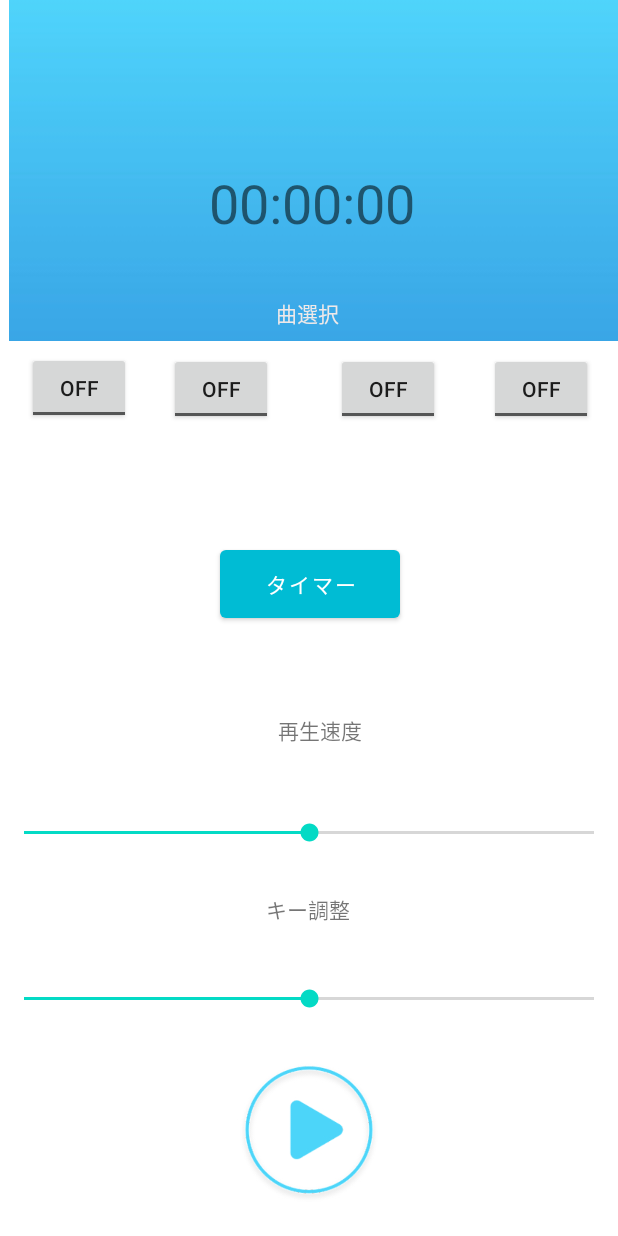
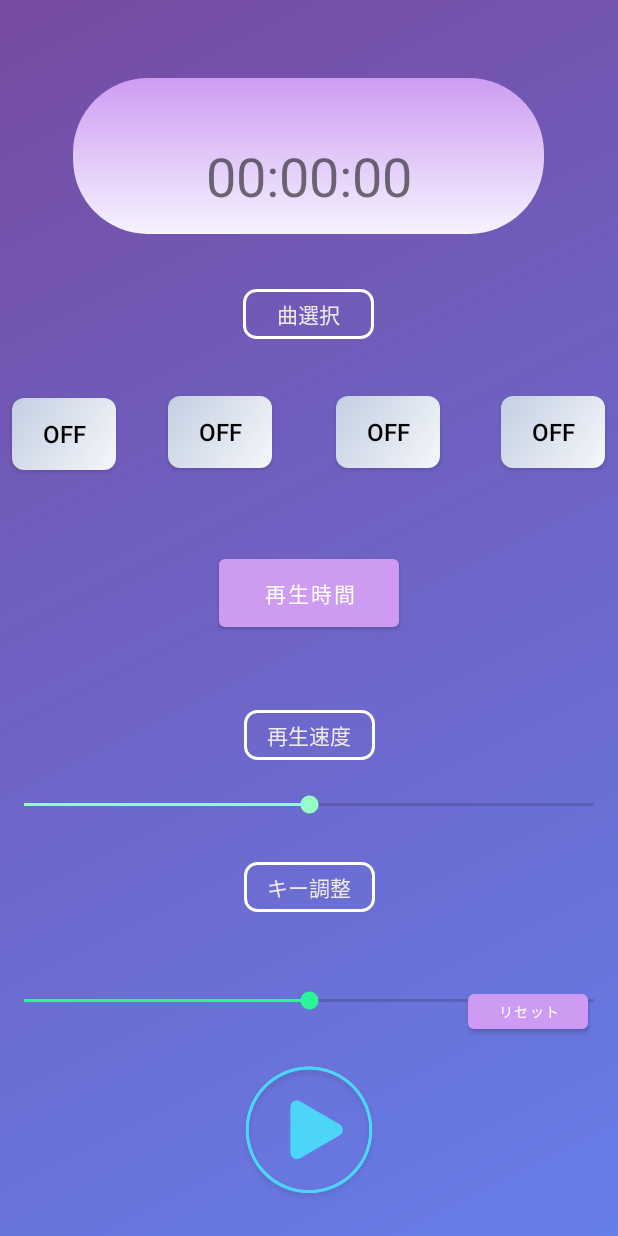
Before and after one commit to otake-code/Music-application, an Android app: the screen it shows after launch (MainActivity), on a phone screen of 412 x 824 dp. Run offline under Robolectric (Android 15) with nearby library versions, the phone set to English and light mode, and no system bars.

Commit message:
7月29日のプッシュ

```diff
--- /dev/null
+++ b/app/src/main/java/com/example/musicapplication/CustomToggleButton.java
@@ -0,0 +1,62 @@
+package com.example.musicapplication;
+
+import android.content.Context;
+import android.content.res.TypedArray;
+import android.graphics.Typeface;
+import android.util.AttributeSet;
+import androidx.appcompat.widget.AppCompatToggleButton;
+
+public class CustomToggleButton extends AppCompatToggleButton {
+    private int textColorOn;
+    private int textColorOff;
+
+    public CustomToggleButton(Context context) {
+        super(context);
+        init();
+    }
+
+    public CustomToggleButton(Context context, AttributeSet attrs) {
+        super(context, attrs);
+        init();
+    }
+
+    public CustomToggleButton(Context context, AttributeSet attrs, int defStyleAttr) {
+        super(context, attrs, defStyleAttr);
+        //形を決める
+        setBackgroundResource(R.drawable.shape_sample); // セレクターを設定
+        init();
+    }
+
+    private void init() {
+        // スタイルを設定
+        textColorOn = getResources().getColor(R.color.black);
+        textColorOff = getResources().getColor(R.color.black);
+        setTextOn("1");
+        setTextOff("1");
+        setTextSize(16); // 適切なテキストサイズを設定してください
+        setTextStyle(isChecked()); // 初期状態によってテキストスタイルを設定
+
+        setTextColor(isChecked() ? textColorOn : textColorOff); // 初期状態によってテキスト色を設定
+    }
+
+    @Override
+    public void setChecked(boolean checked) {
+        super.setChecked(checked);
+        setTextStyle(checked);
+        setTextColor(checked ? textColorOn : textColorOff);
+    }
+
+    private void setTextStyle(boolean checked) {
+        if (checked) {
+            // 太字
+            setTypeface(getTypeface(), Typeface.NORMAL);
+            //背景を作る
+            setBackgroundResource(R.drawable.gradation_black); // セレクターを設定
+        } else {
+            // 通常のテキストスタイル
+            setTypeface(getTypeface(), Typeface.NORMAL);
+            //背景を作る
+            setBackgroundResource(R.drawable.gradation_white); // セレクターを設定
+        }
+    }
+}
--- a/app/src/main/java/com/example/musicapplication/MainActivity.java
+++ b/app/src/main/java/com/example/musicapplication/MainActivity.java
@@ -6,6 +6,7 @@ import android.content.Intent;
 import android.media.MediaPlayer;
 import android.os.Bundle;
 import android.os.CountDownTimer;
+import android.os.Handler;
 import android.view.View;
 import android.widget.Button;
 import android.widget.CompoundButton;
@@ -29,19 +30,17 @@ public class MainActivity extends AppCompatActivity {
     private TextView timerTextView;
     private CountDownTimer timer; // timerを宣言
     private static final int REQUEST_CODE_TIMER_SETTING = 1;
-    private long timerDuration = 60000; // デフォルトのタイマー時間（1分）
+    private long timerDuration = 0; // デフォルトのタイマー時間（1分）
     private long timeLeftInMillis = 0;
     private View graphView; // 棒グラフを表示するView
+    private Handler handler = new Handler();
+    private Runnable timerRunnable;
 
     @Override
     protected void onCreate(Bundle savedInstanceState) {
         super.onCreate(savedInstanceState);
         setContentView(R.layout.activity_main);
 
-        /*Button btn1 = findViewById(R.id.button1);
-        Button btn2 = findViewById(R.id.button2);
-        Button btn3 = findViewById(R.id.button3);
-        Button btn4 = findViewById(R.id.button4);*/
         toggleButton1 = findViewById(R.id.togglebutton1);
         toggleButton2 = findViewById(R.id.togglebutton2);
         toggleButton3 = findViewById(R.id.togglebutton3);
@@ -49,10 +48,12 @@ public class MainActivity extends AppCompatActivity {
         button_play = findViewById(R.id.play_button);
         speedSeekBar = findViewById(R.id.speedSeekBar);
         pitchSeekBar = findViewById(R.id.pitchSeekBar);
+        // リセットボタンを取得
+        Button resetButton = findViewById(R.id.reset_button);
 
         timerButton =findViewById(R.id.btn_open_timer_setting);
-        //graphView = findViewById(R.id.graph_view);
 
+        //トグルボタンのテキスト
         toggleButton1.setTextOn("1");
         toggleButton1.setTextOff("1");
         toggleButton2.setTextOn("2");
@@ -62,8 +63,7 @@ public class MainActivity extends AppCompatActivity {
         toggleButton4.setTextOn("4");
         toggleButton4.setTextOff("4");
 
-
-
+        //トグルボタンの設定
         toggleButton1.setOnCheckedChangeListener((buttonView, isChecked) -> {
             if (isChecked) {
                 mediaPlayer = MediaPlayer.create(MainActivity.this, R.raw.music);
@@ -97,9 +97,25 @@ public class MainActivity extends AppCompatActivity {
             } else {}
         });
 
+        // リセットボタンのクリックリスナーを設定
+        resetButton.setOnClickListener(new View.OnClickListener() {
+            @Override
+            public void onClick(View v) {
+                // タイマーをキャンセル
+                if (timer != null) {
+                    timer.cancel();
+                }
 
+                // SeekBarの初期値を設定
+                speedSeekBar.setProgress(100);
+                pitchSeekBar.setProgress(100);
 
+                // タイマー表示を更新
+                updateTimerText(timerDuration);
+            }
+        });
 
+        //　再生ボタンの設定
         button_play.setOnClickListener(new View.OnClickListener() {
             @Override
             public void onClick(View view) {
@@ -124,7 +140,6 @@ public class MainActivity extends AppCompatActivity {
                             mediaPlayer.seekTo(0);
                         }
                         mediaPlayer.start();
-                        //button_play.setText("STOP");
                         // ボタンの背景画像を変更
                         button_play.setBackgroundResource(R.drawable.stop); // play.jpegの画像を設定
                         // タイマーを設定して開始
@@ -132,9 +147,9 @@ public class MainActivity extends AppCompatActivity {
                             timer.cancel();
                         }
                         //timerDuration = 60000; // タイマーの時間をミリ秒単位で設定（ここでは1分）
+                        if (timerDuration > 0) {
                             startTimer(timerDuration);
-
-                        //showGraph(); // 再生開始時に棒グラフを表示する
+                        }
                     }
                 }
             }
@@ -146,7 +161,7 @@ public class MainActivity extends AppCompatActivity {
         // タイマーの時間を表示するメソッドを呼び出す
         updateTimerText(timeLeftInMillis);
 
-        // タイマー設定画面を開くボタンのクリックリスナーを設定
+        // タイマー設定画面を開くボタンの設定
         timerButton.setOnClickListener(new View.OnClickListener() {
             @Override
             public void onClick(View view) {
@@ -154,64 +169,55 @@ public class MainActivity extends AppCompatActivity {
             }
         });
     }
-    // タイマーの時間を表示するメソッド
+    // タイマーの時間を表示する
     private void updateTimerText(long milliseconds) {
-        int hours = (int) (milliseconds / 3600000);
+        int hours = (int) (milliseconds/ 3600000);
         int minutes = (int) ((milliseconds % 3600000) / 60000);
         int seconds = (int) ((milliseconds % 60000) / 1000);
         String timeString = String.format("%02d:%02d:%02d", hours, minutes, seconds);
         timerTextView.setText(timeString);
     }
 
-    /*private void startTimer(long duration) {
-        timer = new CountDownTimer(duration, 1000) {
-            @Override
-            public void onTick(long millisUntilFinished) {
-                // タイマーの残り時間が更新されたときの処理
+    //タイマーの動作設定
+    private void startTimer(long durationInMillis) {
+        if (timerRunnable != null) {
+            handler.removeCallbacks(timerRunnable);
         }
 
+        timerRunnable = new Runnable() {
+            long millisUntilFinished = durationInMillis;
+
             @Override
-            public void onFinish() {
-                // タイマーが終了したときの処理
-                if (mediaPlayer != null && mediaPlayer.isPlaying()) {
-                    mediaPlayer.pause();
-                    button_play.setBackgroundResource(R.drawable.start);
-                }
-            }
-        }.start();
-    }*/
-    // タイマーを開始するメソッド
-    private void startTimer(long durationInMillis) {
-        if (timer != null) {
-            timer.cancel();
-        }
-
-        timer = new CountDownTimer(durationInMillis, 1000) {
-            @Override
-            public void onTick(long millisUntilFinished) {
+            public void run() {
                 // 残り時間を表示
                 updateTimerText(millisUntilFinished);
-            }
 
-            @Override
-            public void onFinish() {
                 // タイマーが終了したときの処理
+                if (millisUntilFinished <= 0) {
                     updateTimerText(0);
                     if (mediaPlayer != null && mediaPlayer.isPlaying()) {
                         mediaPlayer.pause();
                         button_play.setBackgroundResource(R.drawable.start);
                     }
-            }
-        }.start();
+                    return;
                 }
 
+                // 1秒後に再度Runnableを実行
+                millisUntilFinished -= 1000;
+                handler.postDelayed(this, 1000);
+            }
+        };
 
+        handler.post(timerRunnable);
+    }
+
+    //タイマー設定画面を開く
     private void openTimerSettingActivity() {
         Intent intent = new Intent(this, TimeSettingActivity.class);
         startActivityForResult(intent, REQUEST_CODE_TIMER_SETTING);
     }
 
-    // タイマー設定画面から戻ってきたときに呼ばれるメソッド
+    // タイマー設定画面から戻ってきたとき
     @Override
     protected void onActivityResult(int requestCode, int resultCode, Intent data) {
         super.onActivityResult(requestCode, resultCode, data);
@@ -226,7 +232,7 @@ public class MainActivity extends AppCompatActivity {
         }
     }
 
-
+    //再生停止
     @Override
     protected void onDestroy() {
         super.onDestroy();
@@ -236,32 +242,3 @@ public class MainActivity extends AppCompatActivity {
         }
     }
 }
-
- /*btn1.setOnClickListener(new View.OnClickListener() {
-            @Override
-            public void onClick(View view) {
-                // ボタン1がクリックされたときの処理
-                mediaPlayer = MediaPlayer.create(MainActivity.this, R.raw.music);
-            }
-        });
-        btn2.setOnClickListener(new View.OnClickListener() {
-            @Override
-            public void onClick(View view) {
-                // ボタン1がクリックされたときの処理
-                mediaPlayer = MediaPlayer.create(MainActivity.this, R.raw.music2);
-            }
-        });
-        btn3.setOnClickListener(new View.OnClickListener() {
-            @Override
-            public void onClick(View view) {
-                // ボタン1がクリックされたときの処理
-                mediaPlayer = MediaPlayer.create(MainActivity.this, R.raw.music3);
-            }
-        });
-        btn4.setOnClickListener(new View.OnClickListener() {
-            @Override
-            public void onClick(View view) {
-                // ボタン1がクリックされたときの処理
-                mediaPlayer = MediaPlayer.create(MainActivity.this, R.raw.music4);
-            }
-        });*/
--- /dev/null
+++ b/app/src/main/res/drawable-v24/gradation2.xml
@@ -0,0 +1,6 @@
+<shape xmlns:android="http://schemas.android.com/apk/res/android">
+    <gradient
+        android:startColor="#667eea "
+        android:endColor="#cd9cf2"
+        android:angle="135" />
+</shape>
--- /dev/null
+++ b/app/src/main/res/drawable-v24/gradation_black.xml
@@ -0,0 +1,9 @@
+<shape xmlns:android="http://schemas.android.com/apk/res/android">
+    <gradient
+        android:startColor="#feada6"
+        android:endColor="#f5efeF"
+        android:angle="270"
+        />
+    <!-- 角の丸み -->
+    <corners android:radius="8dp" />
+</shape>
--- /dev/null
+++ b/app/src/main/res/drawable-v24/gradation_white.xml
@@ -0,0 +1,9 @@
+<shape xmlns:android="http://schemas.android.com/apk/res/android">
+    <gradient
+        android:startColor="#f5f7fa  "
+        android:endColor="#c3cfe2"
+        android:angle="135" />
+
+    <!-- 角の丸み -->
+    <corners android:radius="8dp" />
+</shape>
--- /dev/null
+++ b/app/src/main/res/drawable/gradation.xml
@@ -0,0 +1,6 @@
+<shape xmlns:android="http://schemas.android.com/apk/res/android">
+    <gradient
+        android:startColor="#667eea "
+        android:endColor="#764ba2"
+        android:angle="135" />
+</shape>
--- a/app/src/main/res/drawable/shape_sample.xml
+++ b/app/src/main/res/drawable/shape_sample.xml
@@ -1,6 +1,10 @@
 <?xml version="1.0" encoding="utf-8"?>
 <shape xmlns:android="http://schemas.android.com/apk/res/android"
-    android:shape="oval">
-    <solid
-        android:color="#8888ff"/>
+    >
+    <corners android:radius="50dp" />
+    <gradient
+        android:startColor="#cd9cf2"
+        android:endColor="#f6f3ff"
+        android:angle="270"
+        />
 </shape>
--- /dev/null
+++ b/app/src/main/res/drawable/timer.xml
@@ -0,0 +1,13 @@
+<shape
+    xmlns:android="http://schemas.android.com/apk/res/android"
+    android:shape="rectangle"
+    >
+    <!-- 背景色を指定しない -->
+
+    <!-- 角の丸み -->
+    <corners android:radius="8dp" />
+    <stroke
+        android:width="2dp"
+        android:color="#FFFFFF"/>
+
+</shape>
--- a/app/src/main/res/layout/activity_main.xml
+++ b/app/src/main/res/layout/activity_main.xml
@@ -4,24 +4,33 @@
     xmlns:tools="http://schemas.android.com/tools"
     android:layout_width="match_parent"
     android:layout_height="match_parent"
+    android:background="@drawable/gradation"
     tools:context=".MainActivity">
 
     <ImageView
         android:id="@+id/imageView"
-        android:layout_width="406dp"
-        android:layout_height="227dp"
+        android:layout_width="314dp"
+        android:layout_height="104dp"
         android:layout_margin="0dp"
+        android:layout_marginTop="28dp"
         android:scaleType="centerCrop"
+        app:layout_constraintBottom_toTopOf="@+id/textView3"
         app:layout_constraintEnd_toEndOf="parent"
-        app:layout_constraintHorizontal_bias="1.0"
+        app:layout_constraintHorizontal_bias="0.494"
         app:layout_constraintStart_toStartOf="parent"
         app:layout_constraintTop_toTopOf="parent"
-        app:srcCompat="@drawable/haikei" />
+        app:layout_constraintVertical_bias="0.59"
+        app:srcCompat="@drawable/shape_sample" />
 
     <TextView
         android:id="@+id/textView3"
-        android:layout_width="wrap_content"
-        android:layout_height="wrap_content"
+        android:layout_width="87dp"
+        android:layout_height="33dp"
+        android:layout_marginStart="10dp"
+        android:layout_marginEnd="10dp"
+        android:layout_marginBottom="10dp"
+        android:background="@drawable/timer"
+        android:gravity="center_vertical|center_horizontal"
         android:text="曲選択"
         android:textColor="#EFE9E9"
         app:layout_constraintBottom_toBottomOf="parent"
@@ -31,40 +40,39 @@
         app:layout_constraintTop_toTopOf="parent"
         app:layout_constraintVertical_bias="0.247" />
 
+
     <TextView
         android:id="@+id/textView2"
-        android:layout_width="wrap_content"
-        android:layout_height="wrap_content"
+        android:layout_width="87dp"
+        android:layout_height="33dp"
+        android:layout_marginStart="10dp"
+        android:layout_marginEnd="10dp"
+        android:layout_marginBottom="10dp"
+        android:background="@drawable/timer"
+        android:gravity="center_vertical|center_horizontal"
         android:text="キー調整"
+        android:textColor="#EFE9E9"
         app:layout_constraintBottom_toBottomOf="@+id/pitchSeekBar"
         app:layout_constraintEnd_toEndOf="parent"
-        app:layout_constraintHorizontal_bias="0.498"
+        app:layout_constraintHorizontal_bias="0.502"
         app:layout_constraintStart_toStartOf="parent"
-        app:layout_constraintTop_toBottomOf="@+id/textView"
-        app:layout_constraintVertical_bias="0.627" />
-
-    <SeekBar
-        android:id="@+id/pitchSeekBar"
-        android:layout_width="match_parent"
-        android:layout_height="wrap_content"
-        android:max="200"
-        android:progress="100"
-        app:layout_constraintBottom_toTopOf="@+id/play_button"
-        app:layout_constraintTop_toBottomOf="@+id/textView"
-        app:layout_constraintVertical_bias="0.832"
-        tools:layout_editor_absoluteX="0dp" />
+        app:layout_constraintTop_toBottomOf="@+id/speedSeekBar"
+        app:layout_constraintVertical_bias="0.333" />
 
     <TextView
         android:id="@+id/textView"
-        android:layout_width="wrap_content"
-        android:layout_height="wrap_content"
+        android:layout_width="87dp"
+        android:layout_height="33dp"
+        android:background="@drawable/timer"
+        android:gravity="center_vertical|center_horizontal"
         android:text="再生速度"
+        android:textColor="#EFE9E9"
         app:layout_constraintBottom_toBottomOf="parent"
         app:layout_constraintEnd_toEndOf="parent"
-        app:layout_constraintHorizontal_bias="0.52"
+        app:layout_constraintHorizontal_bias="0.501"
         app:layout_constraintStart_toStartOf="parent"
         app:layout_constraintTop_toTopOf="parent"
-        app:layout_constraintVertical_bias="0.593" />
+        app:layout_constraintVertical_bias="0.599" />
 
     <ImageButton
         android:id="@+id/play_button"
@@ -72,7 +80,6 @@
         android:layout_height="97dp"
         android:layout_margin="20dp"
         android:background="@drawable/start"
-        android:text="PLAY"
         android:contentDescription="背景"
         app:layout_constraintBottom_toBottomOf="parent"
         app:layout_constraintEnd_toEndOf="parent"
@@ -81,72 +88,101 @@
         app:layout_constraintVertical_bias="1.0" />
 
     <SeekBar
+        android:id="@+id/pitchSeekBar"
+        android:layout_width="match_parent"
+        android:layout_height="wrap_content"
+        android:max="200"
+        android:progress="100"
+        android:progressTint="#2af598 "
+        android:thumbTint="#2af598"
+        app:layout_constraintBottom_toTopOf="@+id/play_button"
+        app:layout_constraintTop_toBottomOf="@+id/textView"
+        app:layout_constraintVertical_bias="0.832"
+        tools:layout_editor_absoluteX="0dp" />
+
+    <SeekBar
         android:id="@+id/speedSeekBar"
         android:layout_width="match_parent"
         android:layout_height="wrap_content"
         android:max="200"
         android:progress="100"
-        app:layout_constraintBottom_toTopOf="@+id/play_button"
-        app:layout_constraintTop_toBottomOf="@+id/textView"
-        app:layout_constraintVertical_bias="0.253"
-        tools:layout_editor_absoluteX="17dp" />
+        android:progressTint="#96fbc4 "
+        android:thumbTint="#96fbc4"
+        app:layout_constraintBottom_toBottomOf="parent"
+        app:layout_constraintTop_toTopOf="parent"
+        app:layout_constraintVertical_bias="0.654"
+        tools:layout_editor_absoluteX="0dp" />
 
-    <ToggleButton
+    <Button
+        android:id="@+id/reset_button"
+        android:layout_width="80dp"
+        android:layout_height="35dp"
+        android:layout_marginTop="16dp"
+        android:text="リセット"
+        android:textSize="9sp"
+        app:backgroundTint="#cd9cf2"
+        app:layout_constraintBottom_toBottomOf="parent"
+        app:layout_constraintEnd_toEndOf="parent"
+        app:layout_constraintHorizontal_bias="0.94"
+        app:layout_constraintStart_toStartOf="parent"
+        app:layout_constraintTop_toTopOf="parent"
+        app:layout_constraintVertical_bias="0.829" />
+
+    <com.example.musicapplication.CustomToggleButton
         android:id="@+id/togglebutton1"
         android:layout_width="69dp"
         android:layout_height="48dp"
         app:layout_constraintBottom_toBottomOf="parent"
         app:layout_constraintEnd_toEndOf="parent"
-        app:layout_constraintHorizontal_bias="0.052"
+        app:layout_constraintHorizontal_bias="0.024"
         app:layout_constraintStart_toStartOf="parent"
         app:layout_constraintTop_toTopOf="parent"
-        app:layout_constraintVertical_bias="0.302" />
+        app:layout_constraintVertical_bias="0.342" />
 
-    <ToggleButton
+    <com.example.musicapplication.CustomToggleButton
         android:id="@+id/togglebutton2"
         android:layout_width="69dp"
         android:layout_height="48dp"
         app:layout_constraintBottom_toBottomOf="parent"
         app:layout_constraintEnd_toEndOf="parent"
-        app:layout_constraintHorizontal_bias="0.328"
+        app:layout_constraintHorizontal_bias="0.327"
         app:layout_constraintStart_toStartOf="parent"
         app:layout_constraintTop_toTopOf="parent"
-        app:layout_constraintVertical_bias="0.303" />
+        app:layout_constraintVertical_bias="0.34" />
 
-    <ToggleButton
+    <com.example.musicapplication.CustomToggleButton
         android:id="@+id/togglebutton3"
         android:layout_width="69dp"
         android:layout_height="48dp"
         app:layout_constraintBottom_toBottomOf="parent"
         app:layout_constraintEnd_toEndOf="parent"
-        app:layout_constraintHorizontal_bias="0.653"
+        app:layout_constraintHorizontal_bias="0.654"
         app:layout_constraintStart_toStartOf="parent"
         app:layout_constraintTop_toTopOf="parent"
-        app:layout_constraintVertical_bias="0.303" />
+        app:layout_constraintVertical_bias="0.34" />
 
-    <ToggleButton
+    <com.example.musicapplication.CustomToggleButton
         android:id="@+id/togglebutton4"
         android:layout_width="69dp"
         android:layout_height="48dp"
         app:layout_constraintBottom_toBottomOf="parent"
         app:layout_constraintEnd_toEndOf="parent"
-        app:layout_constraintHorizontal_bias="0.952"
+        app:layout_constraintHorizontal_bias="0.975"
         app:layout_constraintStart_toStartOf="parent"
         app:layout_constraintTop_toTopOf="parent"
-        app:layout_constraintVertical_bias="0.303" />
+        app:layout_constraintVertical_bias="0.34" />
 
     <Button
         android:id="@+id/btn_open_timer_setting"
         android:layout_width="120dp"
         android:layout_height="57dp"
-        android:text="タイマー"
-        app:backgroundTint="#00BCD4"
-        app:layout_constraintBottom_toTopOf="@+id/textView"
+        android:text="再生時間"
+        app:backgroundTint="#cd9cf2"
+        app:layout_constraintBottom_toBottomOf="parent"
         app:layout_constraintEnd_toEndOf="parent"
-        app:layout_constraintHorizontal_bias="0.503"
         app:layout_constraintStart_toStartOf="parent"
-        app:layout_constraintTop_toBottomOf="@+id/imageView"
-        app:layout_constraintVertical_bias="0.697" />
+        app:layout_constraintTop_toTopOf="parent"
+        app:layout_constraintVertical_bias="0.478" />
 
     <TextView
         android:id="@+id/timerTextView"
@@ -157,9 +193,8 @@
         android:textSize="36sp"
         app:layout_constraintBottom_toTopOf="@+id/btn_open_timer_setting"
         app:layout_constraintEnd_toEndOf="parent"
-        app:layout_constraintHorizontal_bias="0.508"
         app:layout_constraintStart_toStartOf="parent"
         app:layout_constraintTop_toTopOf="@+id/imageView"
-        app:layout_constraintVertical_bias="0.354" />
+        app:layout_constraintVertical_bias="0.153" />
 
 </androidx.constraintlayout.widget.ConstraintLayout>
--- a/app/src/main/res/layout/activity_time_setting.xml
+++ b/app/src/main/res/layout/activity_time_setting.xml
@@ -4,6 +4,7 @@
     xmlns:tools="http://schemas.android.com/tools"
     android:layout_width="match_parent"
     android:layout_height="match_parent"
+    android:background="@drawable/gradation2"
     tools:context=".TimeSettingActivity">
 
 
@@ -49,11 +50,13 @@
         android:layout_height="wrap_content"
         android:layout_gravity="center_horizontal"
         android:text="OK"
-        app:backgroundTint="#03A9F4"
+        app:backgroundTint="#cd9cf2"
         app:layout_constraintBottom_toBottomOf="parent"
         app:layout_constraintEnd_toEndOf="parent"
+        app:layout_constraintHorizontal_bias="0.498"
         app:layout_constraintStart_toStartOf="parent"
-        app:layout_constraintTop_toTopOf="parent" />
+        app:layout_constraintTop_toTopOf="parent"
+        app:layout_constraintVertical_bias="0.746" />
 
     <TextView
         android:layout_width="wrap_content"
--- a/app/src/main/res/values/themes.xml
+++ b/app/src/main/res/values/themes.xml
@@ -13,4 +13,13 @@
         <item name="android:statusBarColor" tools:targetApi="l">?attr/colorPrimaryVariant</item>
         <!-- Customize your theme here. -->
     </style>
+
+    <style name="ToggleButtonOnStyle" parent="TextAppearance.AppCompat">
+        <item name="android:textStyle">bold</item>
+    </style>
+
+    <style name="ToggleButtonOffStyle" parent="TextAppearance.AppCompat">
+        <!-- 通常のテキストスタイル（太字ではない） -->
+    </style>
+
 </resources>
```
Also changed, not shown: app/src/main/java/com/example/musicapplication/TimeSettingActivity.java (line endings or trailing spaces), app/src/main/res/drawable/start.jpeg (deleted), app/src/main/res/drawable/start.png (added), app/src/main/res/drawable/stop.jpeg (deleted), app/src/main/res/drawable/stop.png (added), 1 other file. Lines whose indentation alone changed are shown as unchanged.
